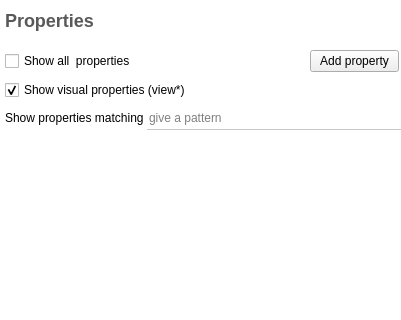
This is plugins/view/tableview/PropertiesEditor.ui in vadivelselvaraj/TulipGLImprovement as Qt 5 draws it before an edit; both pictures show x 0 to 401 and y 0 to 320 of the 401 by 458 pixel window. The edited form follows.
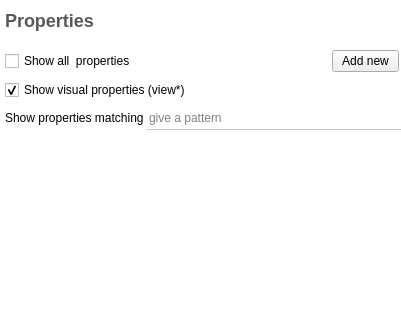
This is the edited form. Icons and pictures are not drawn. Custom widgets are drawn as their Qt base class.

Commit message: fix to avoid renaming of view properties + rename "Add property" button into "Add new" for coherency with contextual menus

The edit to the form file:
```diff
--- a/plugins/view/tableview/PropertiesEditor.ui
+++ b/plugins/view/tableview/PropertiesEditor.ui
@@ -186,7 +186,7 @@
            <string>Add a new local property to the current graph</string>
           </property>
           <property name="text">
-           <string>Add property</string>
+           <string>Add new</string>
           </property>
           <property name="icon">
            <iconset resource="../../../library/tulip-gui/resources/TulipGUIResource.qrc">
```
The commit also changes 1 other file.
